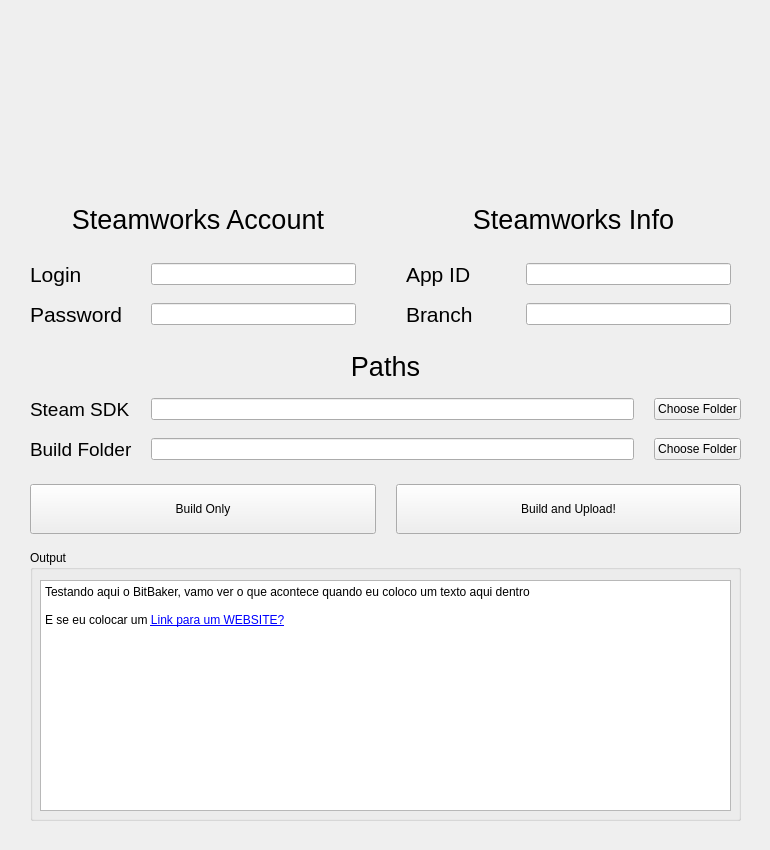
Qt form UI/bitbaker.ui (elamhut/BitCakeUnrealTools) before a commit.
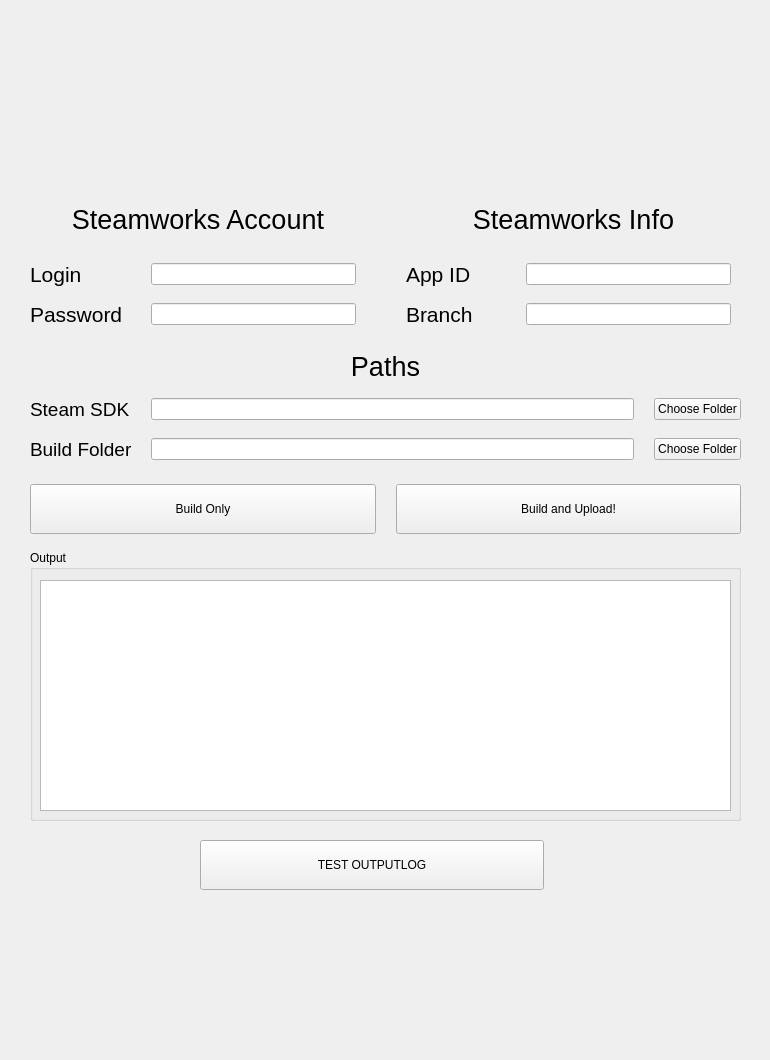
The same form after that commit. Icons and pictures are not drawn.

Commit message: Everything working, preparing for interactable Output log

The edit to the form file:
```diff
--- a/UI/bitbaker.ui
+++ b/UI/bitbaker.ui
@@ -7,7 +7,7 @@
     <x>0</x>
     <y>0</y>
     <width>770</width>
-    <height>850</height>
+    <height>1060</height>
    </rect>
   </property>
   <property name="sizePolicy">
@@ -1840,7 +1840,7 @@
     <property name="checkable">
      <bool>false</bool>
     </property>
-    <widget class="QTextBrowser" name="outputLog">
+    <widget class="QListWidget" name="outputLog">
      <property name="geometry">
       <rect>
        <x>10</x>
@@ -1849,17 +1849,36 @@
        <height>231</height>
       </rect>
      </property>
-     <property name="html">
-      <string>&lt;!DOCTYPE HTML PUBLIC &quot;-//W3C//DTD HTML 4.0//EN&quot; &quot;http://www.w3.org/TR/REC-html40/strict.dtd&quot;&gt;
-&lt;html&gt;&lt;head&gt;&lt;meta name=&quot;qrichtext&quot; content=&quot;1&quot; /&gt;&lt;meta charset=&quot;utf-8&quot; /&gt;&lt;style type=&quot;text/css&quot;&gt;
-p, li { white-space: pre-wrap; }
-&lt;/style&gt;&lt;/head&gt;&lt;body style=&quot; font-family:'Segoe UI'; font-size:9pt; font-weight:400; font-style:normal;&quot;&gt;
-&lt;p style=&quot; margin-top:0px; margin-bottom:0px; margin-left:0px; margin-right:0px; -qt-block-indent:0; text-indent:0px;&quot;&gt;Testando aqui o BitBaker, vamo ver o que acontece quando eu coloco um texto aqui dentro&lt;/p&gt;
-&lt;p style=&quot;-qt-paragraph-type:empty; margin-top:0px; margin-bottom:0px; margin-left:0px; margin-right:0px; -qt-block-indent:0; text-indent:0px;&quot;&gt;&lt;br /&gt;&lt;/p&gt;
-&lt;p style=&quot; margin-top:0px; margin-bottom:0px; margin-left:0px; margin-right:0px; -qt-block-indent:0; text-indent:0px;&quot;&gt;E se eu colocar um &lt;a href=&quot;https://doc.qt.io/qtforpython/PySide6/QtWidgets/QTextBrowser.html?highlight=qtextbrowser#PySide6.QtWidgets.PySide6.QtWidgets.QTextBrowser.openExternalLinks&quot;&gt;&lt;span style=&quot; text-decoration: underline; color:#0000ff;&quot;&gt;Link para um WEBSITE?&lt;/span&gt;&lt;/a&gt;&lt;/p&gt;&lt;/body&gt;&lt;/html&gt;</string>
-     </property>
     </widget>
    </widget>
+   <widget class="QPushButton" name="testOutputLog">
+    <property name="enabled">
+     <bool>true</bool>
+    </property>
+    <property name="geometry">
+     <rect>
+      <x>200</x>
+      <y>840</y>
+      <width>344</width>
+      <height>50</height>
+     </rect>
+    </property>
+    <property name="sizePolicy">
+     <sizepolicy hsizetype="Minimum" vsizetype="Maximum">
+      <horstretch>0</horstretch>
+      <verstretch>0</verstretch>
+     </sizepolicy>
+    </property>
+    <property name="maximumSize">
+     <size>
+      <width>9999999</width>
+      <height>50</height>
+     </size>
+    </property>
+    <property name="text">
+     <string>TEST OUTPUTLOG</string>
+    </property>
+   </widget>
   </widget>
  </widget>
  <resources>
```
The commit also changes 6 other files.
